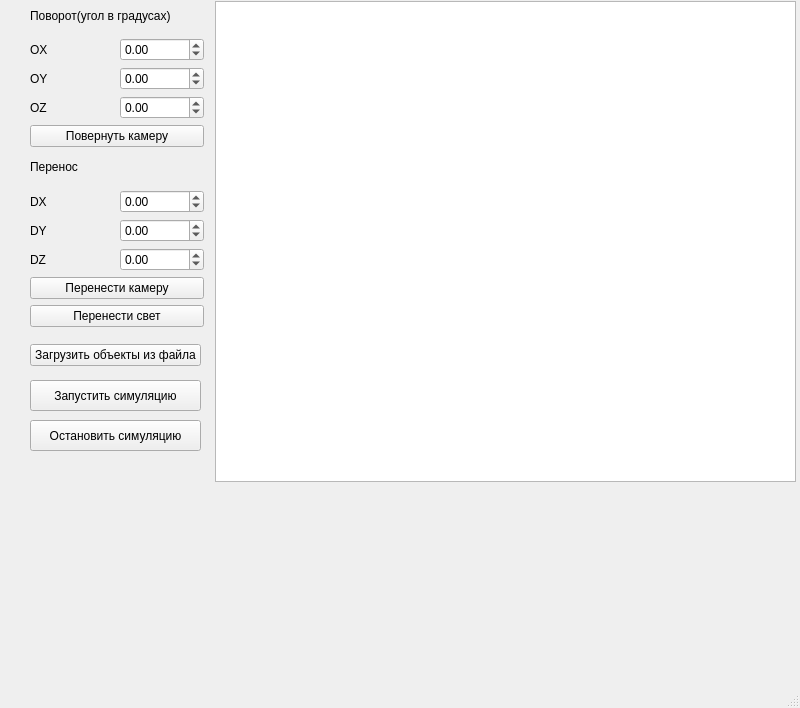
Above: mainwindow.ui from iuschnic/Course_Work_CG before the change. Below: the same form after it.
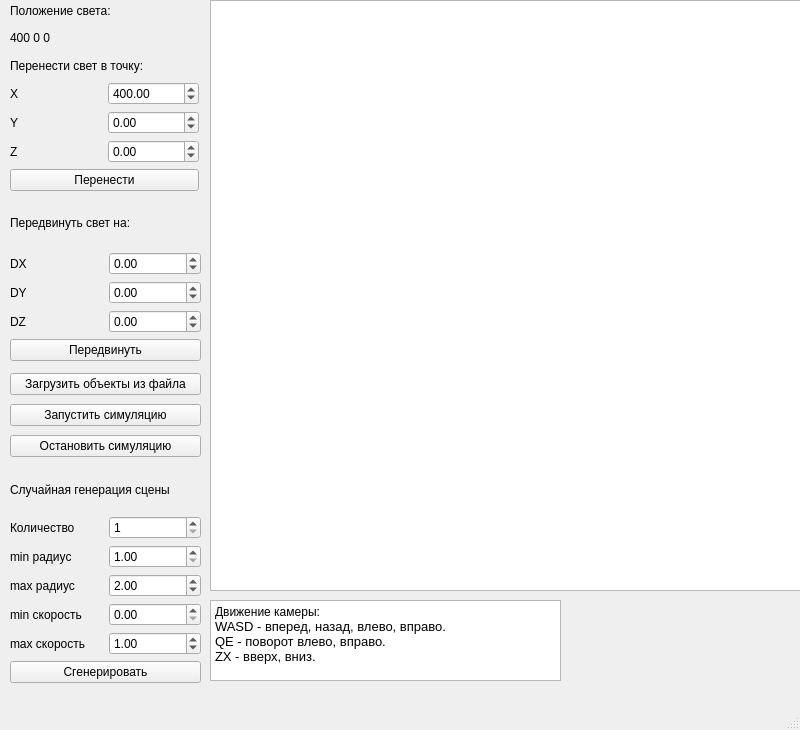
That is the form after the change.

Diff of the .ui file:
```diff
--- a/mainwindow.ui
+++ b/mainwindow.ui
@@ -7,7 +7,7 @@
     <x>0</x>
     <y>0</y>
     <width>800</width>
-    <height>708</height>
+    <height>730</height>
    </rect>
   </property>
   <property name="windowTitle">
@@ -17,10 +17,10 @@
    <widget class="QGraphicsView" name="graphicsView">
     <property name="geometry">
      <rect>
-      <x>215</x>
-      <y>1</y>
-      <width>581</width>
-      <height>481</height>
+      <x>210</x>
+      <y>0</y>
+      <width>591</width>
+      <height>591</height>
      </rect>
     </property>
     <property name="backgroundBrush">
@@ -45,17 +45,31 @@
    <widget class="QWidget" name="verticalLayoutWidget">
     <property name="geometry">
      <rect>
-      <x>30</x>
+      <x>10</x>
       <y>0</y>
-      <width>174</width>
-      <height>147</height>
+      <width>189</width>
+      <height>191</height>
      </rect>
     </property>
     <layout class="QVBoxLayout" name="verticalLayout">
+     <item>
+      <widget class="QLabel" name="light_label">
+       <property name="text">
+        <string>Положение света:</string>
+       </property>
+      </widget>
+     </item>
+     <item>
+      <widget class="QLabel" name="light">
+       <property name="text">
+        <string>400 0 0</string>
+       </property>
+      </widget>
+     </item>
      <item>
       <widget class="QLabel" name="label">
        <property name="text">
-        <string>Поворот(угол в градусах)</string>
+        <string>Перенести свет в точку:</string>
        </property>
       </widget>
      </item>
@@ -64,14 +78,20 @@
        <item>
         <widget class="QLabel" name="label_3">
          <property name="text">
-          <string>OX</string>
+          <string>X</string>
          </property>
         </widget>
        </item>
        <item>
         <widget class="QDoubleSpinBox" name="OX">
          <property name="minimum">
-          <double>-99.000000000000000</double>
+          <double>-1000.000000000000000</double>
+         </property>
+         <property name="maximum">
+          <double>1000.000000000000000</double>
+         </property>
+         <property name="value">
+          <double>400.000000000000000</double>
          </property>
         </widget>
        </item>
@@ -82,14 +102,17 @@
        <item>
         <widget class="QLabel" name="label_4">
          <property name="text">
-          <string>OY</string>
+          <string>Y</string>
          </property>
         </widget>
        </item>
        <item>
         <widget class="QDoubleSpinBox" name="OY">
          <property name="minimum">
-          <double>-99.000000000000000</double>
+          <double>-1000.000000000000000</double>
+         </property>
+         <property name="maximum">
+          <double>1000.000000000000000</double>
          </property>
         </widget>
        </item>
@@ -100,14 +123,17 @@
        <item>
         <widget class="QLabel" name="label_2">
          <property name="text">
-          <string>OZ</string>
+          <string>Z</string>
          </property>
         </widget>
        </item>
        <item>
         <widget class="QDoubleSpinBox" name="OZ">
          <property name="minimum">
-          <double>-99.000000000000000</double>
+          <double>-1000.000000000000000</double>
+         </property>
+         <property name="maximum">
+          <double>1000.000000000000000</double>
          </property>
         </widget>
        </item>
@@ -116,7 +142,7 @@
      <item>
       <widget class="QPushButton" name="RotateCamera">
        <property name="text">
-        <string>Повернуть камеру</string>
+        <string>Перенести</string>
        </property>
       </widget>
      </item>
@@ -125,17 +151,17 @@
    <widget class="QWidget" name="verticalLayoutWidget_3">
     <property name="geometry">
      <rect>
-      <x>30</x>
-      <y>150</y>
-      <width>174</width>
-      <height>177</height>
+      <x>10</x>
+      <y>200</y>
+      <width>191</width>
+      <height>161</height>
      </rect>
     </property>
     <layout class="QVBoxLayout" name="verticalLayout_3">
      <item>
       <widget class="QLabel" name="label_9">
        <property name="text">
-        <string>Перенос</string>
+        <string>Передвинуть свет на:</string>
        </property>
       </widget>
      </item>
@@ -151,7 +177,10 @@
        <item>
         <widget class="QDoubleSpinBox" name="DX">
          <property name="minimum">
-          <double>-99.000000000000000</double>
+          <double>-1000.000000000000000</double>
+         </property>
+         <property name="maximum">
+          <double>1000.000000000000000</double>
          </property>
         </widget>
        </item>
@@ -169,7 +198,10 @@
        <item>
         <widget class="QDoubleSpinBox" name="DY">
          <property name="minimum">
-          <double>-99.000000000000000</double>
+          <double>-1000.000000000000000</double>
+         </property>
+         <property name="maximum">
+          <double>1000.000000000000000</double>
          </property>
         </widget>
        </item>
@@ -187,35 +219,31 @@
        <item>
         <widget class="QDoubleSpinBox" name="DZ">
          <property name="minimum">
-          <double>-99.000000000000000</double>
+          <double>-1000.000000000000000</double>
+         </property>
+         <property name="maximum">
+          <double>1000.000000000000000</double>
          </property>
         </widget>
        </item>
       </layout>
      </item>
-     <item>
-      <widget class="QPushButton" name="MoveCamera">
-       <property name="text">
-        <string>Перенести камеру</string>
-       </property>
-      </widget>
-     </item>
      <item>
       <widget class="QPushButton" name="MoveLight">
        <property name="text">
-        <string>Перенести свет</string>
+        <string>Передвинуть</string>
        </property>
       </widget>
      </item>
     </layout>
    </widget>
-   <widget class="QWidget" name="verticalLayoutWidget_5">
+   <widget class="QWidget" name="verticalLayoutWidget_4">
     <property name="geometry">
      <rect>
-      <x>30</x>
-      <y>340</y>
-      <width>171</width>
-      <height>31</height>
+      <x>10</x>
+      <y>370</y>
+      <width>191</width>
+      <height>91</height>
      </rect>
     </property>
     <layout class="QVBoxLayout" name="verticalLayout_5">
@@ -226,33 +254,176 @@
        </property>
       </widget>
      </item>
+     <item>
+      <widget class="QPushButton" name="start_simulation">
+       <property name="text">
+        <string>Запустить симуляцию</string>
+       </property>
+      </widget>
+     </item>
+     <item>
+      <widget class="QPushButton" name="stop_simulation">
+       <property name="text">
+        <string>Остановить симуляцию</string>
+       </property>
+      </widget>
+     </item>
     </layout>
    </widget>
-   <widget class="QPushButton" name="start_simulation">
+   <widget class="QTextBrowser" name="textBrowser">
     <property name="geometry">
      <rect>
-      <x>30</x>
-      <y>380</y>
-      <width>171</width>
-      <height>31</height>
+      <x>210</x>
+      <y>600</y>
+      <width>351</width>
+      <height>81</height>
      </rect>
     </property>
-    <property name="text">
-     <string>Запустить симуляцию</string>
+    <property name="html">
+     <string>&lt;!DOCTYPE HTML PUBLIC &quot;-//W3C//DTD HTML 4.0//EN&quot; &quot;http://www.w3.org/TR/REC-html40/strict.dtd&quot;&gt;
+&lt;html&gt;&lt;head&gt;&lt;meta name=&quot;qrichtext&quot; content=&quot;1&quot; /&gt;&lt;meta charset=&quot;utf-8&quot; /&gt;&lt;style type=&quot;text/css&quot;&gt;
+p, li { white-space: pre-wrap; }
+hr { height: 1px; border-width: 0; }
+li.unchecked::marker { content: &quot;\2610&quot;; }
+li.checked::marker { content: &quot;\2612&quot;; }
+&lt;/style&gt;&lt;/head&gt;&lt;body style=&quot; font-family:'Segoe UI'; font-size:9pt; font-weight:400; font-style:normal;&quot;&gt;
+&lt;p style=&quot; margin-top:0px; margin-bottom:0px; margin-left:0px; margin-right:0px; -qt-block-indent:0; text-indent:0px;&quot;&gt;Движение камеры:&lt;/p&gt;
+&lt;p style=&quot; margin-top:0px; margin-bottom:0px; margin-left:0px; margin-right:0px; -qt-block-indent:0; text-indent:0px;&quot;&gt;&lt;span style=&quot; font-size:10pt;&quot;&gt;WASD - вперед, назад, влево, вправо.&lt;br /&gt;QE - поворот влево, вправо.&lt;br /&gt;ZX - вверх, вниз.&lt;/span&gt;&lt;/p&gt;&lt;/body&gt;&lt;/html&gt;</string>
     </property>
    </widget>
-   <widget class="QPushButton" name="stop_simulation">
+   <widget class="QWidget" name="verticalLayoutWidget_5">
     <property name="geometry">
      <rect>
-      <x>30</x>
-      <y>420</y>
-      <width>171</width>
-      <height>31</height>
+      <x>10</x>
+      <y>470</y>
+      <width>191</width>
+      <height>213</height>
      </rect>
     </property>
-    <property name="text">
-     <string>Остановить симуляцию</string>
-    </property>
+    <layout class="QVBoxLayout" name="verticalLayout_6">
+     <item>
+      <widget class="QLabel" name="label_13">
+       <property name="text">
+        <string>Случайная генерация сцены</string>
+       </property>
+      </widget>
+     </item>
+     <item>
+      <layout class="QHBoxLayout" name="horizontalLayout_10">
+       <item>
+        <widget class="QLabel" name="label_14">
+         <property name="text">
+          <string>Количество</string>
+         </property>
+        </widget>
+       </item>
+       <item>
+        <widget class="QSpinBox" name="amount">
+         <property name="minimum">
+          <number>1</number>
+         </property>
+        </widget>
+       </item>
+      </layout>
+     </item>
+     <item>
+      <layout class="QHBoxLayout" name="horizontalLayout_11">
+       <item>
+        <widget class="QLabel" name="label_15">
+         <property name="text">
+          <string>min радиус</string>
+         </property>
+        </widget>
+       </item>
+       <item>
+        <widget class="QDoubleSpinBox" name="min_r">
+         <property name="minimum">
+          <double>1.000000000000000</double>
+         </property>
+         <property name="maximum">
+          <double>100.000000000000000</double>
+         </property>
+        </widget>
+       </item>
+      </layout>
+     </item>
+     <item>
+      <layout class="QHBoxLayout" name="horizontalLayout_12">
+       <item>
+        <widget class="QLabel" name="label_16">
+         <property name="text">
+          <string>max радиус</string>
+         </property>
+        </widget>
+       </item>
+       <item>
+        <widget class="QDoubleSpinBox" name="max_r">
+         <property name="minimum">
+          <double>1.000000000000000</double>
+         </property>
+         <property name="maximum">
+          <double>100.000000000000000</double>
+         </property>
+         <property name="value">
+          <double>2.000000000000000</double>
+         </property>
+        </widget>
+       </item>
+      </layout>
+     </item>
+     <item>
+      <layout class="QHBoxLayout" name="horizontalLayout_13">
+       <item>
+        <widget class="QLabel" name="label_17">
+         <property name="text">
+          <string>min скорость</string>
+         </property>
+        </widget>
+       </item>
+       <item>
+        <widget class="QDoubleSpinBox" name="min_v">
+         <property name="minimum">
+          <double>0.000000000000000</double>
+         </property>
+         <property name="maximum">
+          <double>10.000000000000000</double>
+         </property>
+        </widget>
+       </item>
+      </layout>
+     </item>
+     <item>
+      <layout class="QHBoxLayout" name="horizontalLayout_14">
+       <item>
+        <widget class="QLabel" name="label_18">
+         <property name="text">
+          <string>max скорость</string>
+         </property>
+        </widget>
+       </item>
+       <item>
+        <widget class="QDoubleSpinBox" name="max_v">
+         <property name="minimum">
+          <double>0.000000000000000</double>
+         </property>
+         <property name="maximum">
+          <double>10.000000000000000</double>
+         </property>
+         <property name="value">
+          <double>1.000000000000000</double>
+         </property>
+        </widget>
+       </item>
+      </layout>
+     </item>
+     <item>
+      <widget class="QPushButton" name="generate">
+       <property name="text">
+        <string>Сгенерировать</string>
+       </property>
+      </widget>
+     </item>
+    </layout>
    </widget>
   </widget>
   <widget class="QMenuBar" name="menubar">
```
Left out of the diff: 14 changed lines with no effect on the pictures.
